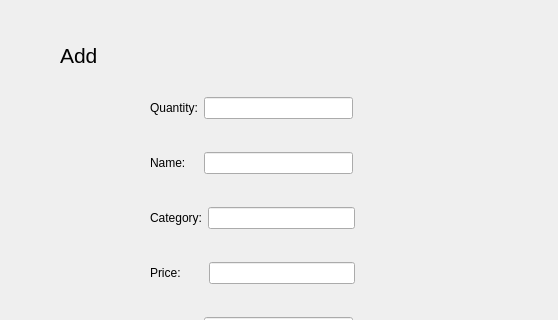
Hamdy410/CS2_lab_finalProject, file cs2_lab_final_project/additemform.ui: the form before one commit; both pictures show x 0 to 558 and y 0 to 320 of the 558 by 501 pixel window.
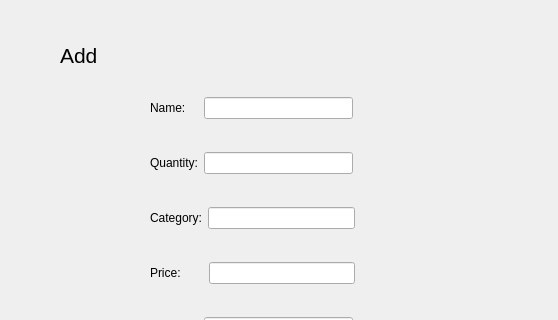
The form after the commit.

```diff
--- a/cs2_lab_final_project/additemform.ui
+++ b/cs2_lab_final_project/additemform.ui
@@ -39,49 +39,6 @@
       </property>
      </spacer>
     </item>
-    <item>
-     <layout class="QHBoxLayout" name="horizontalLayout_3">
-      <item>
-       <widget class="QLabel" name="label_6">
-        <property name="text">
-         <string>Quantity:</string>
-        </property>
-       </widget>
-      </item>
-      <item>
-       <spacer name="horizontalSpacer_9">
-        <property name="orientation">
-         <enum>Qt::Orientation::Horizontal</enum>
-        </property>
-        <property name="sizeType">
-         <enum>QSizePolicy::Policy::Minimum</enum>
-        </property>
-        <property name="sizeHint" stdset="0">
-         <size>
-          <width>0</width>
-          <height>20</height>
-         </size>
-        </property>
-       </spacer>
-      </item>
-      <item>
-       <widget class="QLineEdit" name="lineEditAddQuantity"/>
-      </item>
-      <item>
-       <spacer name="horizontalSpacer">
-        <property name="orientation">
-         <enum>Qt::Orientation::Horizontal</enum>
-        </property>
-        <property name="sizeHint" stdset="0">
-         <size>
-          <width>40</width>
-          <height>20</height>
-         </size>
-        </property>
-       </spacer>
-      </item>
-     </layout>
-    </item>
     <item>
      <layout class="QHBoxLayout" name="horizontalLayout">
       <item>
@@ -125,6 +82,49 @@
       </item>
      </layout>
     </item>
+    <item>
+     <layout class="QHBoxLayout" name="horizontalLayout_3">
+      <item>
+       <widget class="QLabel" name="label_6">
+        <property name="text">
+         <string>Quantity:</string>
+        </property>
+       </widget>
+      </item>
+      <item>
+       <spacer name="horizontalSpacer_9">
+        <property name="orientation">
+         <enum>Qt::Orientation::Horizontal</enum>
+        </property>
+        <property name="sizeType">
+         <enum>QSizePolicy::Policy::Minimum</enum>
+        </property>
+        <property name="sizeHint" stdset="0">
+         <size>
+          <width>0</width>
+          <height>20</height>
+         </size>
+        </property>
+       </spacer>
+      </item>
+      <item>
+       <widget class="QLineEdit" name="lineEditAddQuantity"/>
+      </item>
+      <item>
+       <spacer name="horizontalSpacer">
+        <property name="orientation">
+         <enum>Qt::Orientation::Horizontal</enum>
+        </property>
+        <property name="sizeHint" stdset="0">
+         <size>
+          <width>40</width>
+          <height>20</height>
+         </size>
+        </property>
+       </spacer>
+      </item>
+     </layout>
+    </item>
     <item>
      <layout class="QHBoxLayout" name="horizontalLayout_4">
       <item>
```
